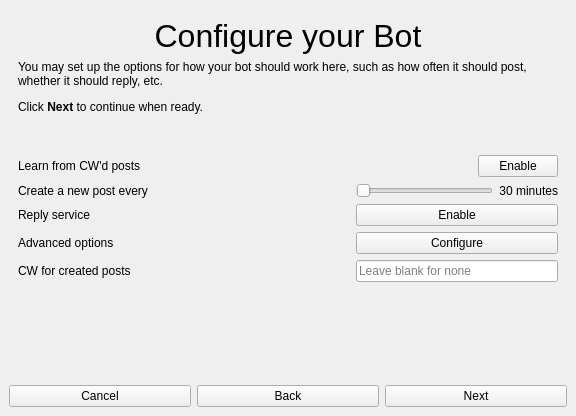
Above: gui/wzd_createbot.ui from Lynnesbian/OldFediBooks before the change. Below: the same form after it.
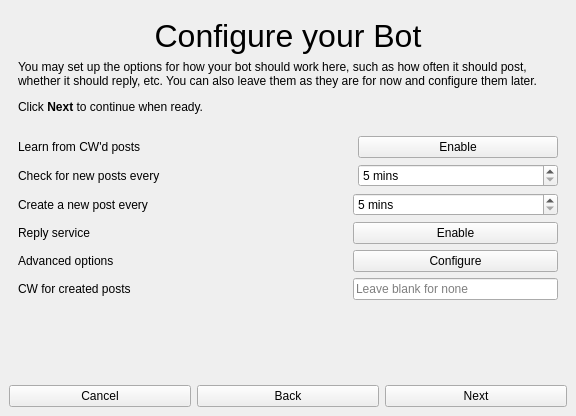
That is the form after the change. The open tabs and pages were chosen to show the change. Icons and pictures are not drawn.

Commit message: added more options to the bot creation wizard

```diff
--- a/gui/wzd_createbot.ui
+++ b/gui/wzd_createbot.ui
@@ -467,7 +467,7 @@
              </sizepolicy>
             </property>
             <property name="text">
-             <string>&lt;html&gt;&lt;head/&gt;&lt;body&gt;&lt;p&gt;You may set up the options for how your bot should work here, such as how often it should post, whether it should reply, etc.&lt;/p&gt;&lt;p&gt;Click &lt;span style=&quot; font-weight:600;&quot;&gt;Next&lt;/span&gt; to continue when ready.&lt;/p&gt;&lt;/body&gt;&lt;/html&gt;</string>
+             <string>&lt;html&gt;&lt;head/&gt;&lt;body&gt;&lt;p&gt;You may set up the options for how your bot should work here, such as how often it should post, whether it should reply, etc. You can also leave them as they are for now and configure them later.&lt;/p&gt;&lt;p&gt;Click &lt;span style=&quot; font-weight:600;&quot;&gt;Next&lt;/span&gt; to continue when ready.&lt;/p&gt;&lt;/body&gt;&lt;/html&gt;</string>
             </property>
             <property name="alignment">
              <set>Qt::AlignLeading|Qt::AlignLeft|Qt::AlignTop</set>
@@ -482,6 +482,9 @@
             <property name="bottomMargin">
              <number>0</number>
             </property>
+            <property name="horizontalSpacing">
+             <number>0</number>
+            </property>
             <item row="0" column="0">
              <widget class="QLabel" name="label_10">
               <property name="text">
@@ -489,8 +492,27 @@
               </property>
              </widget>
             </item>
+            <item row="1" column="0">
+             <widget class="QLabel" name="label_16">
+              <property name="text">
+               <string>Check for new posts every</string>
+              </property>
+             </widget>
+            </item>
             <item row="0" column="2">
              <widget class="QPushButton" name="pushButton_7">
+              <property name="minimumSize">
+               <size>
+                <width>200</width>
+                <height>0</height>
+               </size>
+              </property>
+              <property name="baseSize">
+               <size>
+                <width>0</width>
+                <height>0</height>
+               </size>
+              </property>
               <property name="text">
                <string>Enable</string>
               </property>
@@ -509,10 +531,33 @@
               </property>
              </spacer>
             </item>
+            <item row="1" column="2">
+             <layout class="QHBoxLayout" name="horizontalLayout_2">
+              <item>
+               <widget class="QSpinBox" name="spinBox">
+                <property name="suffix">
+                 <string> mins</string>
+                </property>
+                <property name="minimum">
+                 <number>5</number>
+                </property>
+                <property name="maximum">
+                 <number>360</number>
+                </property>
+                <property name="singleStep">
+                 <number>5</number>
+                </property>
+               </widget>
+              </item>
+             </layout>
+            </item>
            </layout>
           </item>
           <item>
            <layout class="QGridLayout" name="gridLayout">
+            <property name="horizontalSpacing">
+             <number>0</number>
+            </property>
             <item row="2" column="2">
              <widget class="QPushButton" name="pushButton_6">
               <property name="text">
@@ -568,19 +613,18 @@
             <item row="0" column="2">
              <layout class="QHBoxLayout" name="horizontalLayout_3">
               <item>
-               <widget class="QSlider" name="horizontalSlider">
-                <property name="orientation">
-                 <enum>Qt::Horizontal</enum>
+               <widget class="QSpinBox" name="spinBox_2">
+                <property name="suffix">
+                 <string> mins</string>
                 </property>
-               </widget>
-              </item>
-              <item>
-               <widget class="QLabel" name="label_22">
-                <property name="text">
-                 <string>30 minutes</string>
+                <property name="minimum">
+                 <number>5</number>
                 </property>
-                <property name="alignment">
-                 <set>Qt::AlignRight|Qt::AlignTrailing|Qt::AlignVCenter</set>
+                <property name="maximum">
+                 <number>360</number>
+                </property>
+                <property name="singleStep">
+                 <number>5</number>
                 </property>
                </widget>
               </item>
```
Left out of the diff: 16 changed lines with no effect on the pictures.
